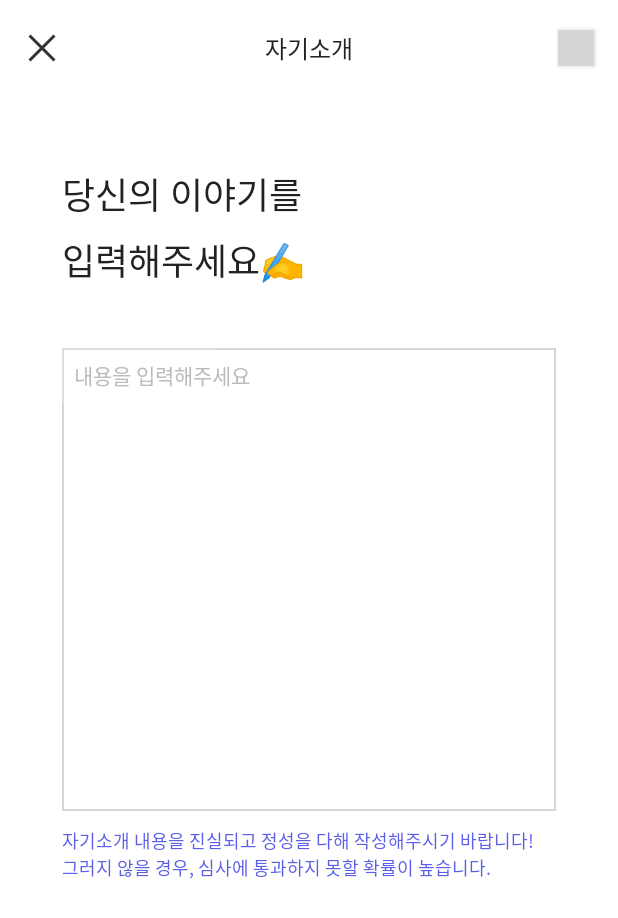
After one commit to yeonggeumkang/private-serendipity, an Android app: the MyStoryActivity screen opened directly, with no data from a screen before it, on a phone screen of 412 x 824 dp. The commit adds this screen. Shown: the top 918 px of the screen. Run offline under Robolectric (Android 15) with nearby library versions, the phone set to English and light mode, and no system bars; grey boxes are pictures that could not be loaded.

Commit message:
MyStory (자기소개 등록) activity 생성

```diff
--- /dev/null
+++ b/app/src/main/java/com/example/local_serendipity/MyStoryActivity.java
@@ -0,0 +1,68 @@
+package com.example.local_serendipity;
+
+import android.content.Intent;
+import android.graphics.Color;
+import android.os.Bundle;
+import android.text.Spannable;
+import android.text.Spanned;
+import android.text.style.ForegroundColorSpan;
+import android.view.View;
+import android.widget.Button;
+import android.widget.TextView;
+import android.widget.Toast;
+
+import androidx.appcompat.app.AppCompatActivity;
+
+public class MyStoryActivity extends AppCompatActivity {
+    private CustomDialogDouble mDialogSubmit;
+    boolean written;
+
+    @Override
+    protected void onCreate(Bundle savedInstanceState) {
+        super.onCreate(savedInstanceState);
+        setContentView(R.layout.activity_my_story);
+
+        //Back button 활성화
+        Button btnBack = (Button)findViewById(R.id.btn_back);
+        btnBack.setOnClickListener(new View.OnClickListener(){
+            public void onClick(View v){
+                Intent intent = new Intent();
+                setResult(RESULT_OK, intent);
+                finish();
+            }
+        });
+
+        //Submit Button 활성화
+        written = true;
+        Button btnPreSubmit = (Button)findViewById(R.id.btn_pre_submit);
+        Button btnActiveSubmit = (Button)findViewById(R.id.btn_active_submit);
+        if(written){
+            btnPreSubmit.setVisibility(View.GONE);
+            btnActiveSubmit.setVisibility(View.VISIBLE);
+        }
+
+        //Title Spannable 설정
+        TextView tvTitle = (TextView)findViewById(R.id.tv_title);
+
+    }
+    // Set Submit
+    private View.OnClickListener YesListener = new View.OnClickListener() {
+        public void onClick(View v) {
+            Toast.makeText(getApplicationContext(), "저장", Toast.LENGTH_SHORT).show();
+            mDialogSubmit.dismiss();
+            finish();
+        }
+    };
+
+    private View.OnClickListener NoListener = new View.OnClickListener() {
+        public void onClick(View v) {
+            Toast.makeText(getApplicationContext(), "취소", Toast.LENGTH_SHORT).show();
+            mDialogSubmit.dismiss();
+        }
+    };
+
+    public void OnClickHandlerSubmit(View view){
+        mDialogSubmit = new CustomDialogDouble(this, "변경사항을 저장하시겠어요?", YesListener, NoListener);
+        mDialogSubmit.show();
+    }
+}
--- /dev/null
+++ b/app/src/main/res/layout/activity_my_story.xml
@@ -0,0 +1,127 @@
+<?xml version="1.0" encoding="utf-8"?>
+<androidx.constraintlayout.widget.ConstraintLayout xmlns:android="http://schemas.android.com/apk/res/android"
+    xmlns:app="http://schemas.android.com/apk/res-auto"
+    xmlns:tools="http://schemas.android.com/tools"
+    android:layout_width="match_parent"
+    android:layout_height="match_parent"
+    android:fitsSystemWindows="true"
+    android:background="@color/colorWhite"
+    tools:context=".MyStoryActivity">
+
+    <Button
+        android:id="@+id/btn_back"
+        android:layout_width="24dp"
+        android:layout_height="24dp"
+        android:layout_marginLeft="16dp"
+        android:layout_marginStart="16dp"
+        android:background="@drawable/ico_close_d"
+        app:layout_constraintVertical_bias="0.025"
+        app:layout_constraintHorizontal_bias="0"
+        app:layout_constraintStart_toStartOf="parent"
+        app:layout_constraintTop_toTopOf="parent"
+        app:layout_constraintBottom_toBottomOf="parent"
+        app:layout_constraintEnd_toEndOf="parent" />
+
+    <TextView
+        android:layout_width="248dp"
+        android:layout_height="24dp"
+        android:layout_centerHorizontal="true"
+        app:layout_constraintVertical_bias="0.025"
+        android:textSize="16sp"
+        android:textColor="@color/colorMineShaft"
+        android:gravity="center_horizontal"
+        android:text="자기소개"
+        app:layout_constraintStart_toStartOf="parent"
+        app:layout_constraintTop_toTopOf="parent"
+        app:layout_constraintBottom_toBottomOf="parent"
+        app:layout_constraintEnd_toEndOf="parent"/>
+
+    <Button
+        android:id="@+id/btn_pre_submit"
+        android:layout_width="24dp"
+        android:layout_height="24dp"
+        android:layout_marginRight="16dp"
+        android:layout_marginEnd="16dp"
+        app:layout_constraintVertical_bias="0.025"
+        app:layout_constraintHorizontal_bias="1"
+        android:background="@drawable/ico_save_default"
+        app:layout_constraintStart_toStartOf="parent"
+        app:layout_constraintTop_toTopOf="parent"
+        app:layout_constraintBottom_toBottomOf="parent"
+        app:layout_constraintEnd_toEndOf="parent"/>
+
+    <Button
+        android:id="@+id/btn_active_submit"
+        android:layout_width="24dp"
+        android:layout_height="24dp"
+        android:layout_marginRight="16dp"
+        android:layout_marginEnd="16dp"
+        app:layout_constraintVertical_bias="0.025"
+        app:layout_constraintHorizontal_bias="1"
+        android:background="@drawable/ico_save_active"
+        android:visibility="invisible"
+        android:onClick="OnClickHandlerSubmit"
+        app:layout_constraintStart_toStartOf="parent"
+        app:layout_constraintTop_toTopOf="parent"
+        app:layout_constraintBottom_toBottomOf="parent"
+        app:layout_constraintEnd_toEndOf="parent"/>
+
+    <TextView
+        android:id="@+id/tv_title"
+        style="@style/Kor24PointLightLeft"
+        android:layout_width="0dp"
+        android:layout_height="wrap_content"
+        android:text="당신의 이야기를\n입력해주세요✍️"
+        android:textColor="@color/colorMineShaft"
+        android:bufferType="spannable"
+        app:layout_constraintWidth_percent="0.8"
+        app:layout_constraintHeight_percent="0.1"
+        app:layout_constraintVertical_bias="0.15"
+        app:layout_constraintHorizontal_bias="0.5"
+        app:layout_constraintStart_toStartOf="parent"
+        app:layout_constraintTop_toTopOf="parent"
+        app:layout_constraintBottom_toBottomOf="parent"
+        app:layout_constraintEnd_toEndOf="parent" />
+
+    <ScrollView
+        android:layout_width="0dp"
+        android:layout_height="0dp"
+        android:minWidth="312dp"
+        android:minHeight="240dp"
+        app:layout_constraintWidth_percent="0.8"
+        app:layout_constraintHeight_percent="0.375"
+        app:layout_constraintVertical_bias="0.45"
+        android:background="@drawable/custom_edit_text"
+        app:layout_constraintStart_toStartOf="parent"
+        app:layout_constraintTop_toTopOf="parent"
+        app:layout_constraintBottom_toBottomOf="parent"
+        app:layout_constraintEnd_toEndOf="parent">
+
+        <EditText
+            android:id="@+id/et_introduction"
+            android:layout_width="wrap_content"
+            android:layout_height="wrap_content"
+            android:background="@drawable/white_radius"
+            android:text="내용을 입력해주세요"
+            style="@style/Kor14DarkRegularLeft"
+            android:textSize="14sp"
+            android:textColor="@color/colorSilver"
+            android:padding="8dp"
+            android:layout_gravity="start"
+            android:lineSpacingExtra="6sp" />
+
+    </ScrollView>
+
+    <TextView
+        style="@style/Kor12PointRegularLeft"
+        android:layout_width="0dp"
+        android:layout_height="wrap_content"
+        android:text="자기소개 내용을 진실되고 정성을 다해 작성해주시기 바랍니다!\n그러지 않을 경우, 심사에 통과하지 못할 확률이 높습니다."
+        app:layout_constraintWidth_percent="0.8"
+        app:layout_constraintVertical_bias="0.7"
+        app:layout_constraintStart_toStartOf="parent"
+        app:layout_constraintTop_toTopOf="parent"
+        app:layout_constraintBottom_toBottomOf="parent"
+        app:layout_constraintEnd_toEndOf="parent"/>
+
+</androidx.constraintlayout.widget.ConstraintLayout>
```
Also changed, not shown: app/src/main/AndroidManifest.xml (+7 -0 lines), app/src/main/java/com/example/local_serendipity/EditProfileActivity.java (added, +156 -0 lines), app/src/main/java/com/example/local_serendipity/MyProfileActivity.java (+10 -3 lines).
